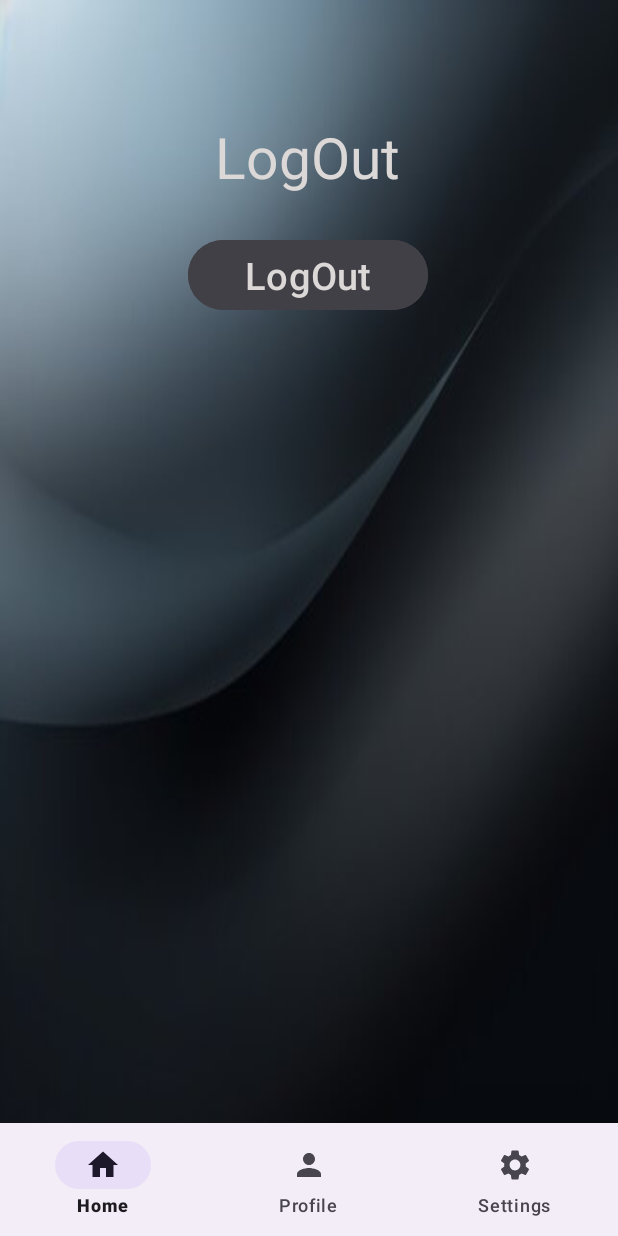
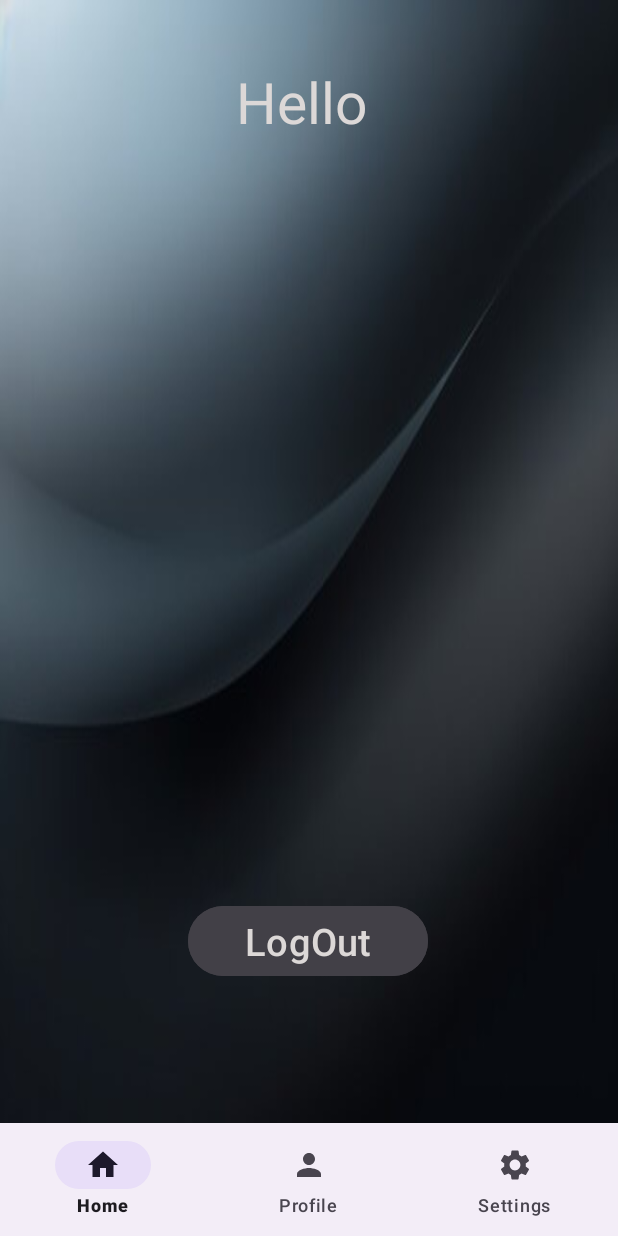
Before and after one commit to reuven1234/reuvenBagrut, an Android app: the fragment Settings_nav_Fragment placed in its activity, on a phone screen of 412 x 824 dp. Run offline under Robolectric (Android 15) with nearby library versions, the light colour scheme and no system bars; our stand-ins replace Firebase (no records; nobody signed in at launch, a user with empty details on screens opened directly).

Commit message:
logout in fragment

```diff
--- a/app/src/main/java/com/example/reuvenbagrut/Settings_nav_Fragment.java
+++ b/app/src/main/java/com/example/reuvenbagrut/Settings_nav_Fragment.java
@@ -17,6 +17,7 @@ import com.google.firebase.auth.FirebaseUser;
 public class Settings_nav_Fragment extends Fragment {
     Button logout;
     TextView logoutTxt;
+    FirebaseUser user = FirebaseAuth.getInstance().getCurrentUser();
 
     public Settings_nav_Fragment() {
         // Required empty public constructor
@@ -29,6 +30,13 @@ public class Settings_nav_Fragment extends Fragment {
 
         logout = view.findViewById(R.id.LogOut);
         logoutTxt = view.findViewById(R.id.LogOutTxt);
+
+        if(user != null)
+        {
+            String name = "";
+             name = user.getDisplayName();
+            logoutTxt.setText("Hello " + name);
+        }
 
         logout.setOnClickListener(new View.OnClickListener() {
             @Override
--- a/app/src/main/res/layout/fragment_settings_nav_.xml
+++ b/app/src/main/res/layout/fragment_settings_nav_.xml
@@ -17,16 +17,15 @@
         android:textSize="38dp"
         app:layout_constraintBottom_toBottomOf="parent"
         app:layout_constraintEnd_toEndOf="parent"
-        app:layout_constraintHorizontal_bias="0.497"
         app:layout_constraintStart_toStartOf="parent"
         app:layout_constraintTop_toTopOf="parent"
-        app:layout_constraintVertical_bias="0.113" />
+        app:layout_constraintVertical_bias="0.06" />
 
     <Button
         android:id="@+id/LogOut"
         android:layout_width="160dp"
         android:layout_height="wrap_content"
-        android:layout_marginTop="156dp"
+        android:layout_marginTop="600dp"
         android:backgroundTint="#424047"
         android:text="LogOut"
         android:textColor="#DCD8D7"
```
Also changed, not shown: app/src/main/java/com/example/reuvenbagrut/SignUp.java (+24 -7 lines).
